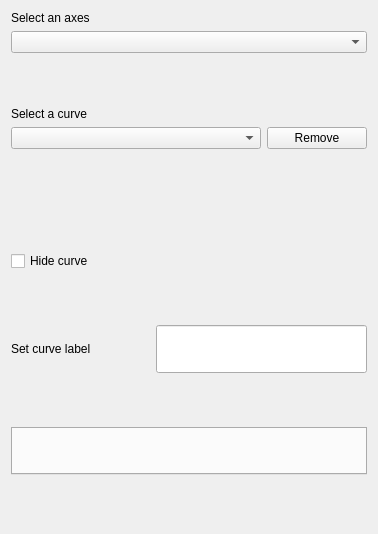
mantidproject/mantid, file qt/python/mantidqt/widgets/plotconfigdialog/curvestabwidget/curves_tab.ui: the form before one commit.
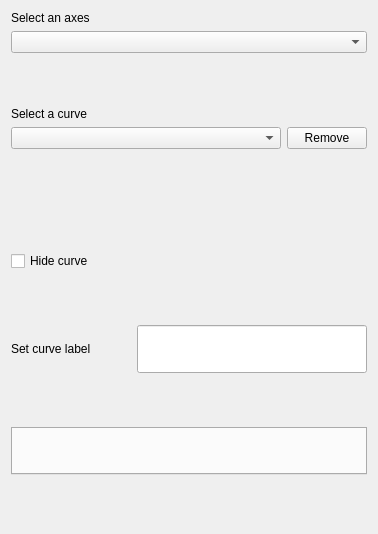
The form after the commit.

What changed in the file:
```diff
--- a/qt/python/mantidqt/widgets/plotconfigdialog/curvestabwidget/curves_tab.ui
+++ b/qt/python/mantidqt/widgets/plotconfigdialog/curvestabwidget/curves_tab.ui
@@ -65,7 +65,7 @@
      <item>
       <widget class="QComboBox" name="select_curve_combo_box">
        <property name="sizePolicy">
-        <sizepolicy hsizetype="Minimum" vsizetype="Fixed">
+        <sizepolicy hsizetype="Expanding" vsizetype="Fixed">
          <horstretch>0</horstretch>
          <verstretch>0</verstretch>
         </sizepolicy>
@@ -81,7 +81,7 @@
      <item>
       <widget class="QPushButton" name="remove_curve_button">
        <property name="sizePolicy">
-        <sizepolicy hsizetype="Preferred" vsizetype="Fixed">
+        <sizepolicy hsizetype="Fixed" vsizetype="Fixed">
          <horstretch>0</horstretch>
          <verstretch>0</verstretch>
         </sizepolicy>
@@ -166,11 +166,33 @@
     <layout class="QHBoxLayout" name="set_curve_label_layout">
      <item>
       <widget class="QLabel" name="curve_label_label">
+       <property name="sizePolicy">
+        <sizepolicy hsizetype="Fixed" vsizetype="Preferred">
+         <horstretch>0</horstretch>
+         <verstretch>0</verstretch>
+        </sizepolicy>
+       </property>
        <property name="text">
         <string>Set curve label</string>
        </property>
       </widget>
      </item>
+     <item>
+      <spacer name="horizontalSpacer">
+       <property name="orientation">
+        <enum>Qt::Horizontal</enum>
+       </property>
+       <property name="sizeType">
+        <enum>QSizePolicy::Fixed</enum>
+       </property>
+       <property name="sizeHint" stdset="0">
+        <size>
+         <width>40</width>
+         <height>20</height>
+        </size>
+       </property>
+      </spacer>
+     </item>
      <item>
       <widget class="QLineEdit" name="curve_label_line_edit">
        <property name="sizePolicy">
```
